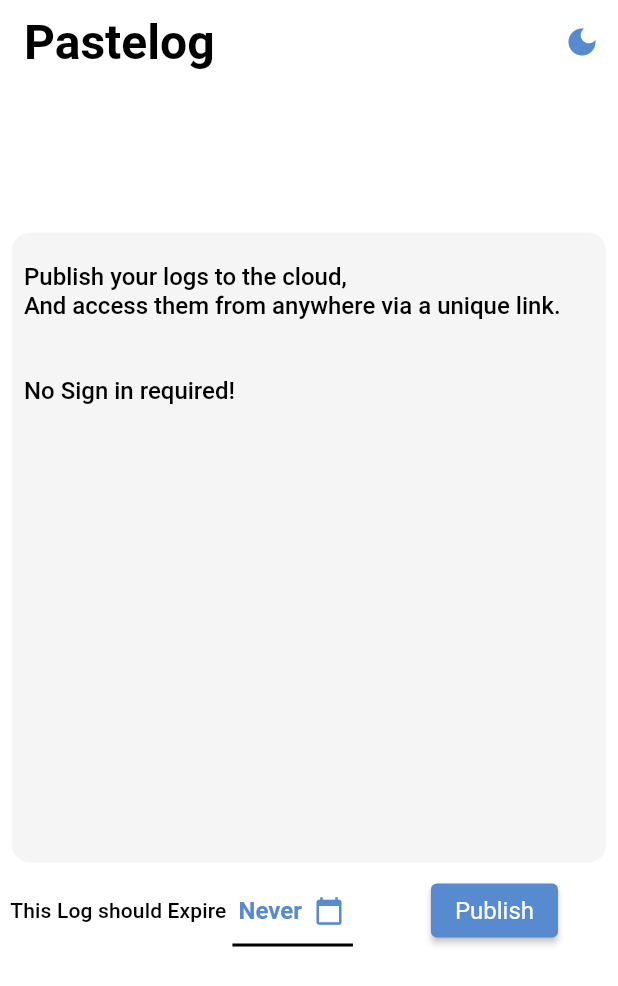
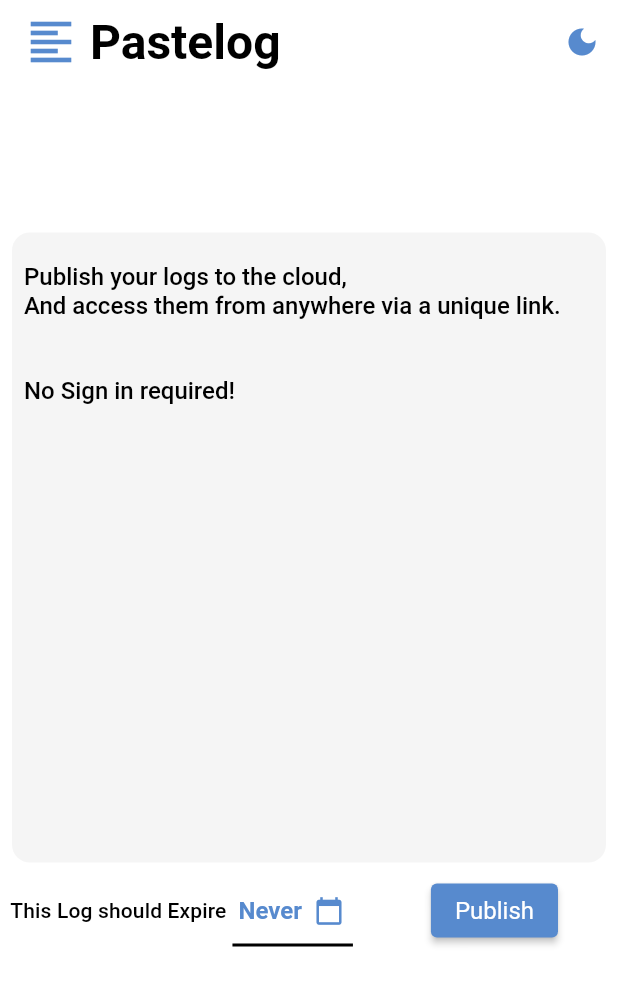
Before and after one commit to maheshj01/pastelog, a Flutter app: the screen it shows after launch, on a phone screen of 412 x 824 dp. Shown: the top 986 px of the screen. Run offline on Flutter 3.47's test engine with Material 2 defaults, Android fonts, the phone set to English and light mode, and no system bars; our stand-ins replace cloud_firestore, firebase_core, go_router, shared_preferences; missing offline and left inert: dart:html, dart:js; accounts and stored records are empty; generated files the repository leaves out were written again.

Commit message:
update app titlebar icon

```diff
--- a/lib/main.dart
+++ b/lib/main.dart
@@ -33,7 +33,7 @@
         builder: (BuildContext context, Widget? child) {
           return MaterialApp.router(
             title: appTitle,
-            debugShowCheckedModeBanner: kDebugMode,
+            debugShowCheckedModeBanner: !kDebugMode,
             supportedLocales: const [
               Locale('en', ''), // English, no country code
             ],
--- a/lib/pages/home.dart
+++ b/lib/pages/home.dart
@@ -176,24 +176,38 @@
 class TitleBarState extends State<TitleBar> {
   @override
   Widget build(BuildContext context) {
+    final bool isDark = Settings.getTheme == ThemeMode.dark;
     return AppBar(
       backgroundColor: Theme.of(context).colorScheme.background,
       automaticallyImplyLeading: false,
       actions: [
         IconButton(
             onPressed: () {
-              Settings.getTheme == ThemeMode.dark
+              isDark
                   ? Settings.setTheme(ThemeMode.light)
                   : Settings.setTheme(ThemeMode.dark);
             },
-            icon: const Icon(Icons.dark_mode))
+            icon: Icon(!isDark ? Icons.dark_mode : Icons.sunny))
       ],
-      title: Text(
-        appTitle,
-        style: Theme.of(context)
-            .textTheme
-            .headline3!
-            .copyWith(color: AppTheme.themeTextColor),
+      title: Row(
+        mainAxisAlignment: MainAxisAlignment.start,
+        children: [
+          Icon(
+            Icons.format_align_left,
+            size: 36,
+            color: AppTheme.colorScheme.primary,
+          ),
+          const SizedBox(
+            width: 8,
+          ),
+          Text(
+            appTitle,
+            style: Theme.of(context)
+                .textTheme
+                .headline3!
+                .copyWith(color: AppTheme.themeTextColor),
+          ),
+        ],
       ),
     );
   }
--- a/lib/themes/themes.dart
+++ b/lib/themes/themes.dart
@@ -93,13 +93,13 @@
       onSurface: _lightFillColor);
 
   static ColorScheme darkColorScheme = const ColorScheme(
-    primary: const Color(0xFFFF8383),
-    primaryContainer: const Color(0xFF1CDEC9),
-    secondary: const Color(0xFF4D1F7C),
-    secondaryContainer: const Color(0xFF451B6F),
-    background: const Color(0xFF241E30),
+    primary: Color(0xFFFF8383),
+    primaryContainer: Color(0xFF1CDEC9),
+    secondary: Color(0xFF4D1F7C),
+    secondaryContainer: Color(0xFF451B6F),
+    background: Color(0xFF241E30),
     surface: Color(0xFF1F1929),
-    onBackground: const Color(0x0DFFFFFF), // White with 0.05 opacity
+    onBackground: Color(0x0DFFFFFF), // White with 0.05 opacity
     error: Colors.red,
     onError: _darkFillColor,
     onPrimary: _darkFillColor,
```
